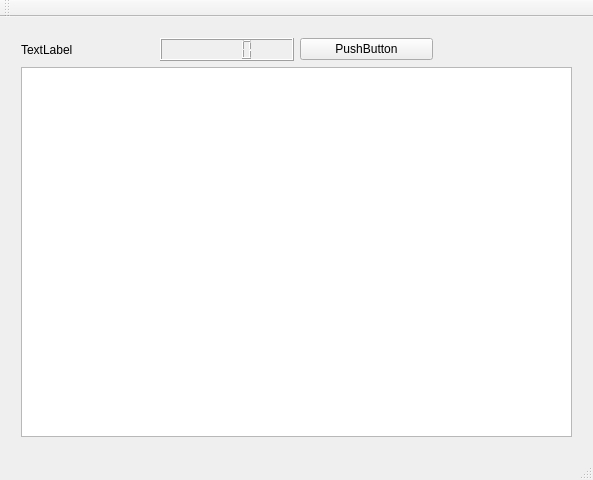
Before: the Qt Designer form mainwindow.ui in winks/timetracker, drawn with Qt 5.
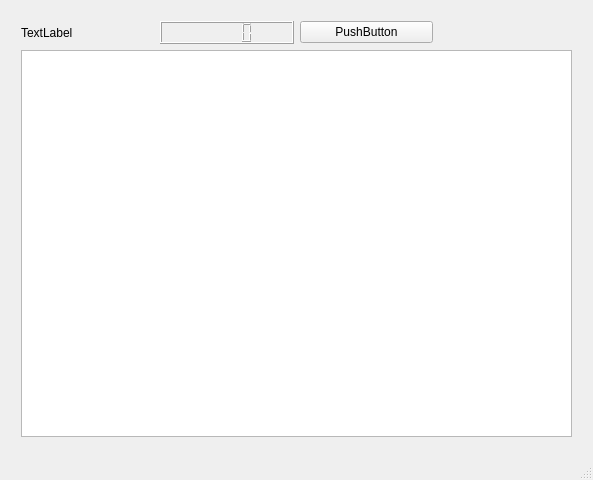
After: the same form once the commit is applied.

The edit to the form file:
```diff
--- a/mainwindow.ui
+++ b/mainwindow.ui
@@ -75,14 +75,6 @@
     </rect>
    </property>
   </widget>
-  <widget class="QToolBar" name="mainToolBar">
-   <attribute name="toolBarArea">
-    <enum>TopToolBarArea</enum>
-   </attribute>
-   <attribute name="toolBarBreak">
-    <bool>false</bool>
-   </attribute>
-  </widget>
   <widget class="QStatusBar" name="statusBar"/>
  </widget>
  <layoutdefault spacing="6" margin="11"/>
```
Left out of the diff: 28 changed lines with no effect on the pictures.
